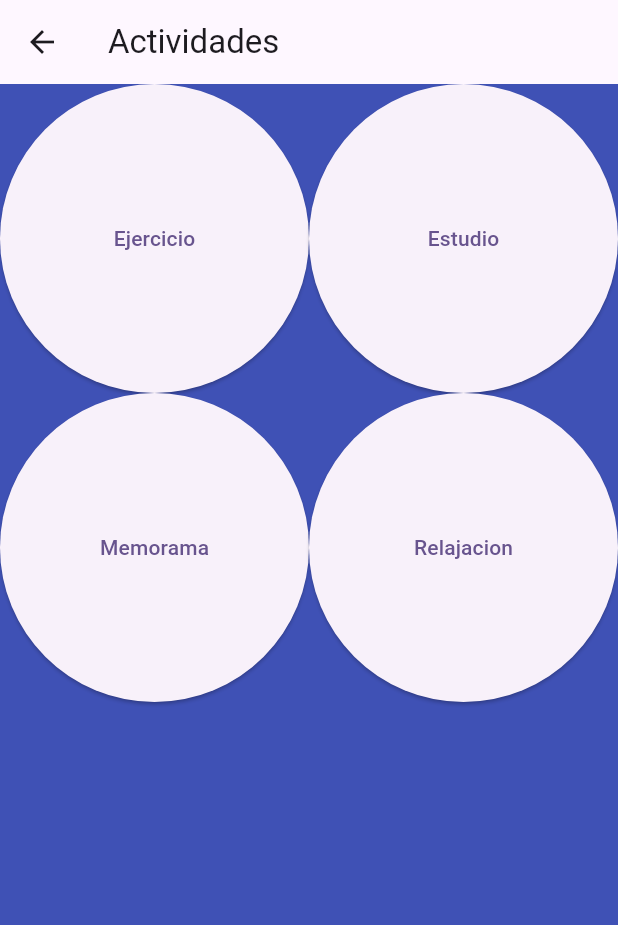
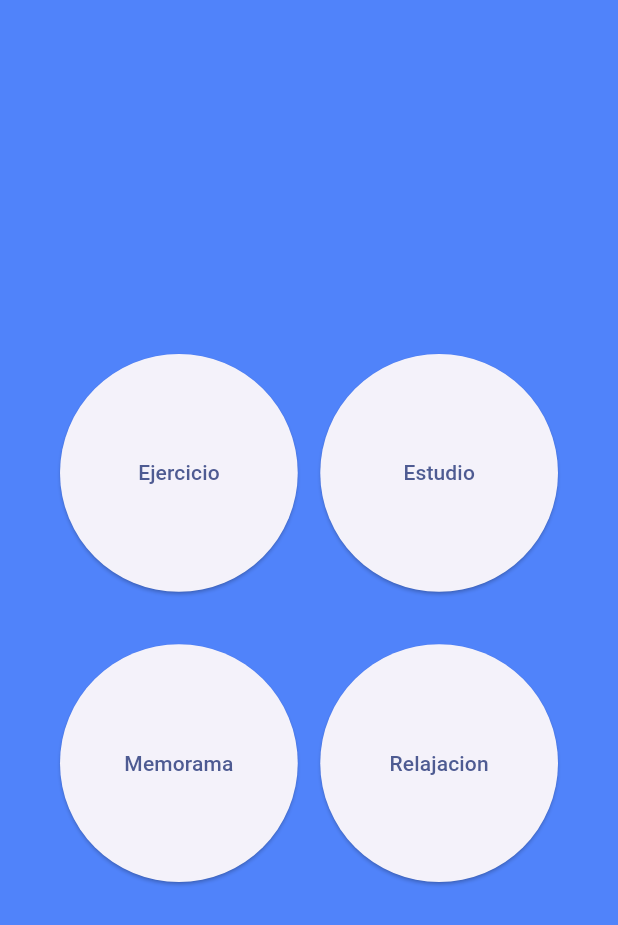
Before and after one commit to Pepepots/FESI_Mob, a Flutter app: the screen it shows after launch, after a tap on "Actividades", on a phone screen of 412 x 824 dp. Shown: the top 925 px of the screen. Run offline on Flutter 3.47's test engine with Material 3 defaults, Android fonts, the light colour scheme and no system bars; our stand-ins replace audioplayers; network calls fail.

Commit message:
Estilos agregados

```diff
--- a/lib/actividades.dart
+++ b/lib/actividades.dart
@@ -10,12 +10,15 @@ class Actividades extends StatelessWidget {
   @override
   Widget build(BuildContext context) {
     return Scaffold(
-      appBar: AppBar(
-        title: const Text('Actividades'),
-      ),
-      backgroundColor: Colors.indigo,
-      body: GridView.count(
+      backgroundColor: Color.fromARGB(255, 80, 131, 250),
+      body: Padding(
+        padding: const EdgeInsets.all(40.0), //Ajustar padding para el center XD
+        child: Center(
+          child: GridView.count(
             crossAxisCount: 2,
+            crossAxisSpacing: 15, //  espacio horizontal entre los elementos
+            mainAxisSpacing: 35, // espacio vertical entre los elementos
+            shrinkWrap: true, // True para efecto del Center
             children: [
               ElevatedButton(
                   onPressed: () {
@@ -45,6 +48,8 @@ class Actividades extends StatelessWidget {
                   child: const Text('Relajacion')),
             ],
           ),
+        ),
+      ),
     );
   }
 }
--- a/lib/main.dart
+++ b/lib/main.dart
@@ -19,9 +19,10 @@ class MyApp extends StatelessWidget {
         ],
         builder: (context, _) {
           return MaterialApp(
+            debugShowCheckedModeBanner: false,
               title: 'Mascota',
               theme: ThemeData(
-                colorScheme: ColorScheme.fromSeed(seedColor: Colors.deepPurple),
+                colorScheme: ColorScheme.fromSeed(seedColor: Color.fromARGB(6, 4, 81, 248)),
                 useMaterial3: true,
               ),
               home: const Mascota());
--- a/lib/mascota.dart
+++ b/lib/mascota.dart
@@ -9,20 +9,26 @@ class Mascota extends StatelessWidget {
   @override
   Widget build(BuildContext context) {
     VariableGlobal watch = context.watch<VariableGlobal>();
-    context.read<VariableGlobal>().setEstado('True');
+    //context.read<VariableGlobal>().setEstado('True');
     return Container(
-        color: Colors.indigo,
+        color: Color.fromARGB(255, 80, 131, 250),
         child: Center(
           child: Column(
-            mainAxisAlignment: MainAxisAlignment.spaceAround,
+            mainAxisAlignment: MainAxisAlignment.center,
             children: [
               Image.network(
                   'https://res.cloudinary.com/pepepots9414/image/upload/v1651287045/frappe-782544_ktsv6b.png'),
+              SizedBox(
+                height: 60,
+              ),
               Row(
-                mainAxisAlignment: MainAxisAlignment.spaceAround,
+                mainAxisAlignment: MainAxisAlignment.spaceEvenly,
                 children: [
                   ElevatedButton(
-                      onPressed: () {}, child: const Text('Recompesas')),
+                      onPressed: () {},
+                      child: const Text('Recompesas'),
+                  ),
+
                   ElevatedButton(
                       onPressed: () {
                         Navigator.push(
@@ -30,16 +36,17 @@ class Mascota extends StatelessWidget {
                             MaterialPageRoute(
                                 builder: (context) => const Actividades()));
                       },
-                      child: const Text('Actividades'))
+                      child: const Text('Actividades'),
+                  ),
                 ],
               ),
-              Row(
+/*               Row(
                 mainAxisAlignment: MainAxisAlignment.center,
                 children: [
                   Text(watch.estado,
                   style: TextStyle(color: Colors.white))
                 ],
-              )
+              ) */
             ],
           ),
         ));
--- a/lib/relajacion.dart
+++ b/lib/relajacion.dart
@@ -77,11 +77,6 @@ class _RelajacionState extends State<Relajacion> {
   @override
   Widget build(BuildContext context) {
     return Scaffold(
-      appBar: AppBar(
-        backgroundColor: CupertinoColors.tertiarySystemBackground,
-        title: const Text('Relajacion', textAlign: TextAlign.center),
-        centerTitle: true,
-      ),
       body: Stack(
         children: [
           const Fondo(), //FONDO DE PANTALLA
```
Also changed, not shown: lib/memo.dart (+4 -7 lines), 1 other file. Lines whose indentation alone changed are shown as unchanged.
